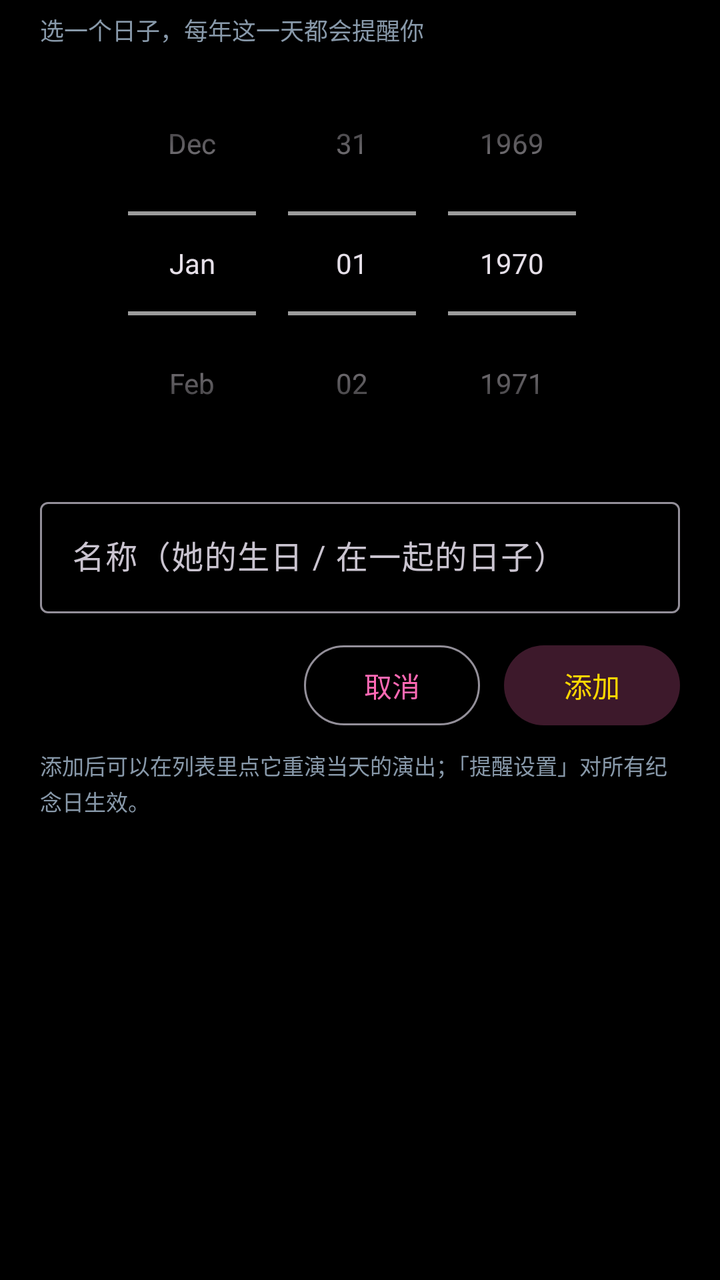
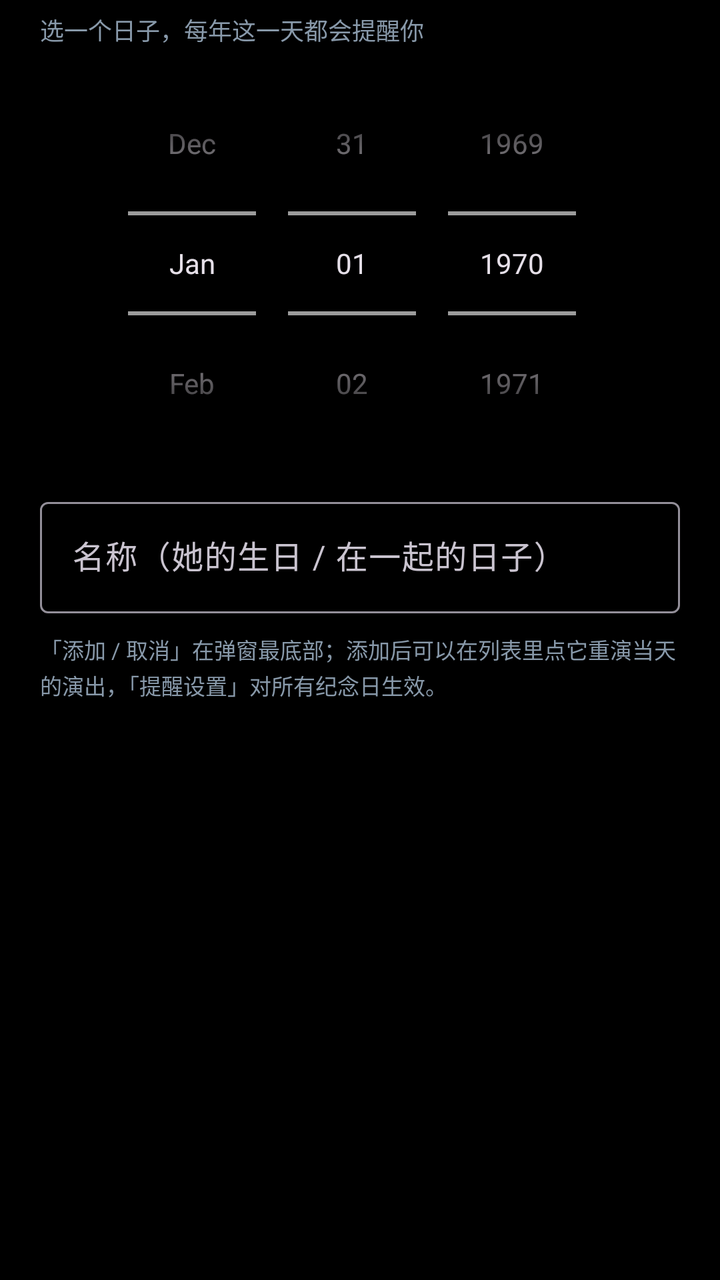

Before-and-after screenshots of an Android layout around one commit, followed by the original layout XML and the change that was made.
<!-- AndroidManifest.xml: application theme Theme.Electronic -->
<!-- res/layout/dialog_add_anniversary.xml -->
<?xml version="1.0" encoding="utf-8"?>
<ScrollView xmlns:android="http://schemas.android.com/apk/res/android"
    android:layout_width="match_parent"
    android:layout_height="wrap_content"
    android:scrollbars="none">

    <LinearLayout
        android:layout_width="match_parent"
        android:layout_height="wrap_content"
        android:orientation="vertical"
        android:paddingHorizontal="20dp"
        android:paddingTop="6dp"
        android:paddingBottom="4dp">

        <TextView
            android:layout_width="match_parent"
            android:layout_height="wrap_content"
            android:text="选一个日子，每年这一天都会提醒你"
            android:textColor="#FF8899AA"
            android:textSize="12sp" />

        <DatePicker
            android:id="@+id/dp_anniv"
            android:layout_width="match_parent"
            android:layout_height="wrap_content"
            android:layout_marginTop="2dp"
            android:calendarViewShown="false"
            android:datePickerMode="spinner"
            android:spinnersShown="true" />

        <com.google.android.material.textfield.TextInputLayout
            android:id="@+id/til_anniv_label"
            android:layout_width="match_parent"
            android:layout_height="wrap_content"
            android:layout_marginTop="8dp"
            android:hint="名称（她的生日 / 在一起的日子）">

            <com.google.android.material.textfield.TextInputEditText
                android:id="@+id/et_anniv_label"
                android:layout_width="match_parent"
                android:layout_height="wrap_content"
                android:inputType="text"
                android:maxLines="1" />
        </com.google.android.material.textfield.TextInputLayout>

        <LinearLayout
            android:layout_width="match_parent"
            android:layout_height="wrap_content"
            android:layout_marginTop="12dp"
            android:gravity="end|center_vertical"
            android:orientation="horizontal">

            <com.google.android.material.button.MaterialButton
                android:id="@+id/btn_anniv_cancel"
                style="@style/Widget.Material3.Button.OutlinedButton"
                android:layout_width="wrap_content"
                android:layout_height="wrap_content"
                android:text="取消" />

            <com.google.android.material.button.MaterialButton
                android:id="@+id/btn_anniv_save"
                style="@style/Widget.Material3.Button.TonalButton"
                android:layout_width="wrap_content"
                android:layout_height="wrap_content"
                android:layout_marginStart="12dp"
                android:text="添加" />
        </LinearLayout>

        <TextView
            android:layout_width="match_parent"
            android:layout_height="wrap_content"
            android:layout_marginTop="8dp"
            android:lineSpacingExtra="2dp"
            android:text="添加后可以在列表里点它重演当天的演出；「提醒设置」对所有纪念日生效。"
            android:textColor="#FF8899AA"
            android:textSize="11sp" />
    </LinearLayout>
</ScrollView>
<!-- resources referenced by this layout -->
<resources>
  <style name="Theme.Electronic" parent="Base.Theme.Electronic" />
  <style name="Base.Theme.Electronic" parent="Theme.Material3.Dark.NoActionBar">
          
          <item name="android:windowBackground">@android:color/black</item>
  
          
          <item name="colorPrimary">@color/romantic_pink</item>
          <item name="colorOnPrimary">@color/white</item>
          <item name="colorSecondary">@color/gold</item>
          <item name="colorOnSecondary">@color/black</item>
          <item name="colorSecondaryContainer">#3DFF69B4</item>
          <item name="colorOnSecondaryContainer">@color/gold</item>
          
          <item name="colorControlActivated">@color/romantic_pink</item>
          <item name="colorControlNormal">@color/text_secondary</item>
  
          
          <item name="android:statusBarColor">@android:color/transparent</item>
          <item name="android:navigationBarColor">@android:color/transparent</item>
          <item name="android:windowLightStatusBar">false</item>
  
          
          <item name="materialAlertDialogTheme">@style/RomanticDialog</item>
      </style>
  <color name="romantic_pink">#FFFF69B4</color>
  <color name="white">#FFFFFFFF</color>
  <color name="gold">#FFFFD700</color>
  <color name="black">#FF000000</color>
  <color name="text_secondary">#B3FFFFFF</color>
  <style name="RomanticDialog" parent="ThemeOverlay.Material3.MaterialAlertDialog">
          <item name="shapeAppearanceOverlay">@style/RomanticDialogShape</item>
      </style>
  <style name="RomanticDialogShape" parent="">
          <item name="cornerFamily">rounded</item>
          <item name="cornerSize">20dp</item>
      </style>
</resources>

<!-- the commit's change to res/layout/dialog_add_anniversary.xml (unified diff, before → after) -->
@@ -43,35 +43,12 @@
                 android:maxLines="1" />
         </com.google.android.material.textfield.TextInputLayout>
 
-        <LinearLayout
-            android:layout_width="match_parent"
-            android:layout_height="wrap_content"
-            android:layout_marginTop="12dp"
-            android:gravity="end|center_vertical"
-            android:orientation="horizontal">
-
-            <com.google.android.material.button.MaterialButton
-                android:id="@+id/btn_anniv_cancel"
-                style="@style/Widget.Material3.Button.OutlinedButton"
-                android:layout_width="wrap_content"
-                android:layout_height="wrap_content"
-                android:text="取消" />
-
-            <com.google.android.material.button.MaterialButton
-                android:id="@+id/btn_anniv_save"
-                style="@style/Widget.Material3.Button.TonalButton"
-                android:layout_width="wrap_content"
-                android:layout_height="wrap_content"
-                android:layout_marginStart="12dp"
-                android:text="添加" />
-        </LinearLayout>
-
         <TextView
             android:layout_width="match_parent"
             android:layout_height="wrap_content"
-            android:layout_marginTop="8dp"
+            android:layout_marginTop="10dp"
             android:lineSpacingExtra="2dp"
-            android:text="添加后可以在列表里点它重演当天的演出；「提醒设置」对所有纪念日生效。"
+            android:text="「添加 / 取消」在弹窗最底部；添加后可以在列表里点它重演当天的演出，「提醒设置」对所有纪念日生效。"
             android:textColor="#FF8899AA"
             android:textSize="11sp" />
     </LinearLayout>
